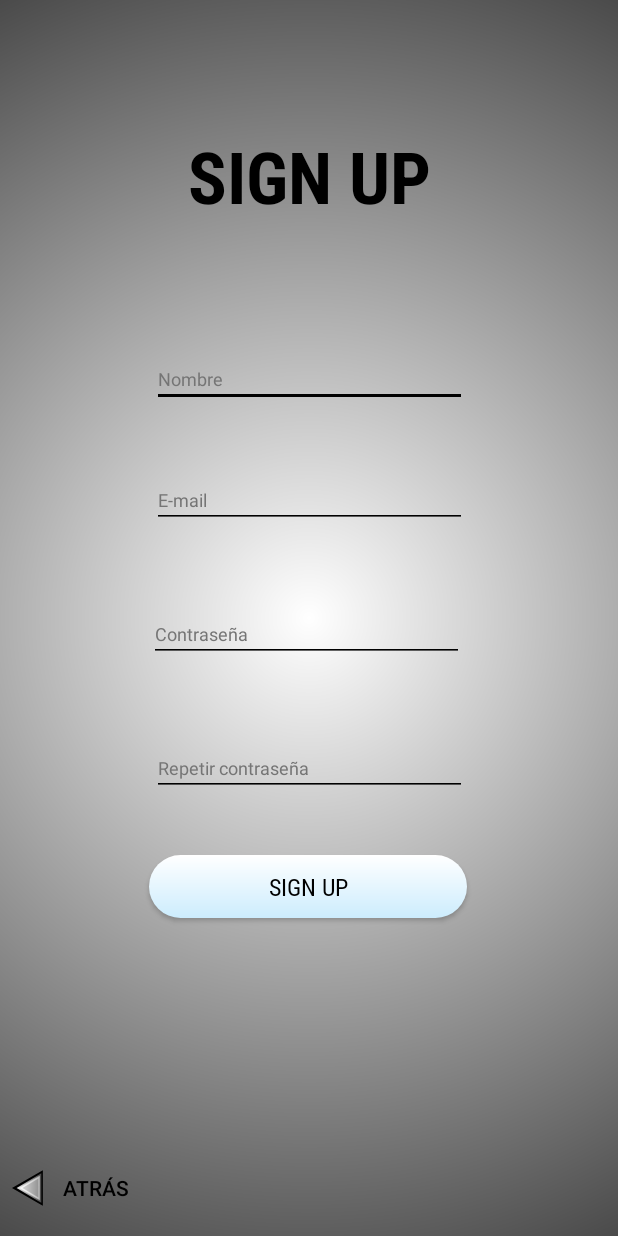
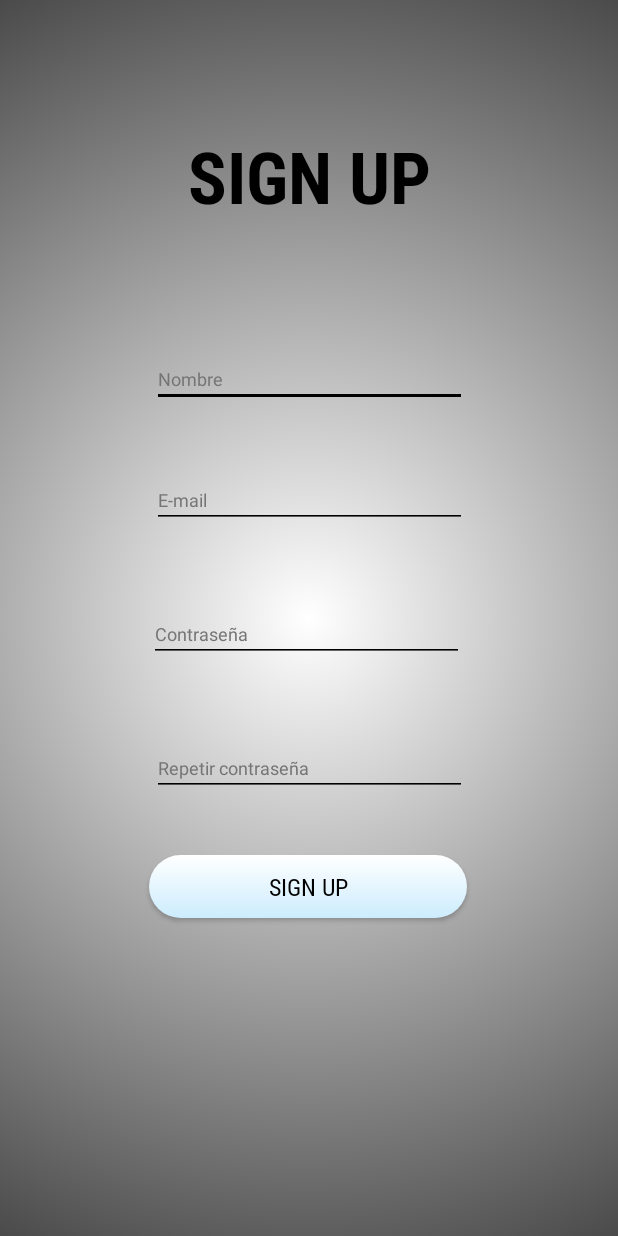
Before and after one commit to EdrhianValerioITICB/KotlinApp3TEX, an Android app: the SignUp screen opened directly, with no data from a screen before it, on a phone screen of 412 x 824 dp. Run offline under Robolectric (Android 15) with nearby library versions, the phone set to English and light mode, and no system bars.

Commit message:
Deleted back buttons and back methods

```diff
--- a/app/src/main/java/com/edrhian/kotlinapp3tex/Login.kt
+++ b/app/src/main/java/com/edrhian/kotlinapp3tex/Login.kt
@@ -64,10 +64,6 @@ class Login : AppCompatActivity() {
         }
     }
 
-    fun toBack(view: View) {
-        super.onBackPressed()
-    }
-
     private fun showToast(message: String) {
         Toast.makeText(this, message, Toast.LENGTH_SHORT).show()
     }
--- a/app/src/main/java/com/edrhian/kotlinapp3tex/SignUp.kt
+++ b/app/src/main/java/com/edrhian/kotlinapp3tex/SignUp.kt
@@ -54,11 +54,11 @@ class SignUp : AppCompatActivity() {
         }
 
 
-        menuButton = findViewById(R.id.btn_menu)
-        menuButton.setOnClickListener {
-            val intent = Intent(this, Menu::class.java)
-            startActivity(intent)
-        }
+//        menuButton = findViewById(R.id.btn_menu)
+//        menuButton.setOnClickListener {
+//            val intent = Intent(this, Menu::class.java)
+//            startActivity(intent)
+//        }
     }
 
     private fun registerUser() {
--- a/app/src/main/res/layout/view_signup.xml
+++ b/app/src/main/res/layout/view_signup.xml
@@ -29,12 +29,6 @@
         app:layout_constraintStart_toStartOf="parent"
         app:layout_constraintTop_toBottomOf="@+id/editTextTextPassword" />
 
-
-
-    <Button
-        style="@style/BackButton"
-        app:layout_constraintBottom_toBottomOf="parent"
-        app:layout_constraintStart_toStartOf="parent" />
 
     <ImageButton
         android:id="@+id/btn_account"
```
